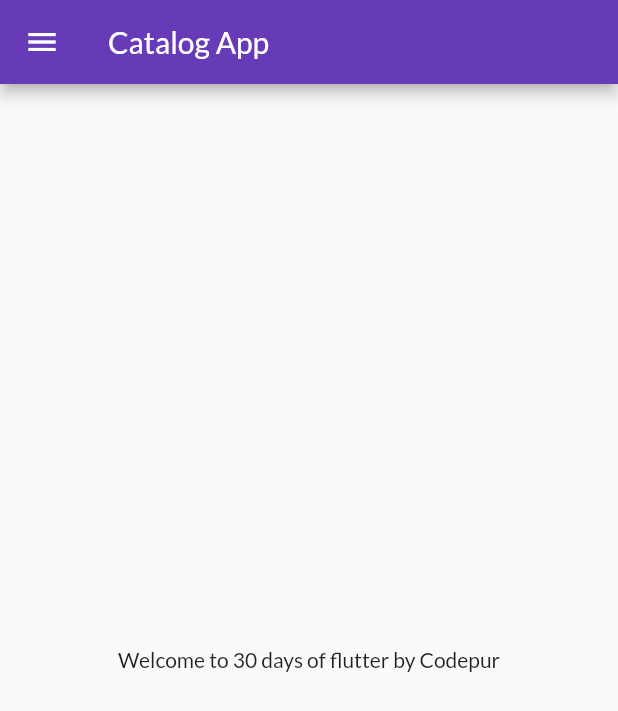
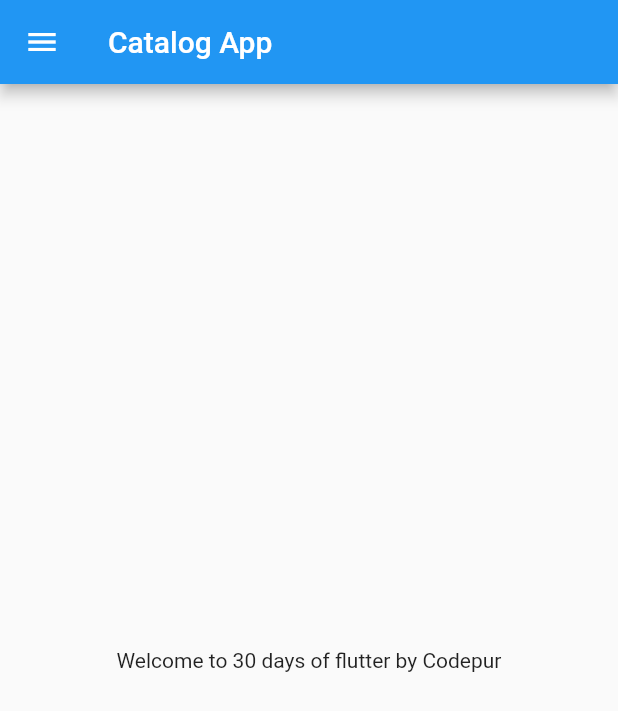
Before and after one commit to ashish2675/30-Days-of-flutter, a Flutter app: the screen it shows after launch, on a phone screen of 412 x 824 dp. Shown: the top 711 px of the screen. Run offline on Flutter 3.47's test engine with Material 2 defaults, Android fonts, the phone set to English and light mode, and no system bars.

Commit message:
themes extracted

```diff
--- a/lib/main.dart
+++ b/lib/main.dart
@@ -1,7 +1,8 @@
 import 'package:flutter/material.dart';
 import 'package:flutter_catalog/pages/login_page.dart';
 import 'package:flutter_catalog/utils/routes.dart';
-import 'package:google_fonts/google_fonts.dart';
+import 'package:flutter_catalog/widgets/themes.dart';
+// import 'package:google_fonts/google_fonts.dart';
 
 import 'pages/home_page.dart';
 
@@ -15,10 +16,7 @@ class MyApp extends StatelessWidget {
     return MaterialApp(
       // home: HomePage(),
       themeMode: ThemeMode.light,
-      theme: ThemeData(
-        primarySwatch: Colors.deepPurple,
-        fontFamily: GoogleFonts.lato().fontFamily,
-      ),
+      theme: MyTheme.lightTheme,
       debugShowCheckedModeBanner: false,
       // primaryTextTheme: GoogleFonts.latoTextTheme()),
       darkTheme: ThemeData(
```
